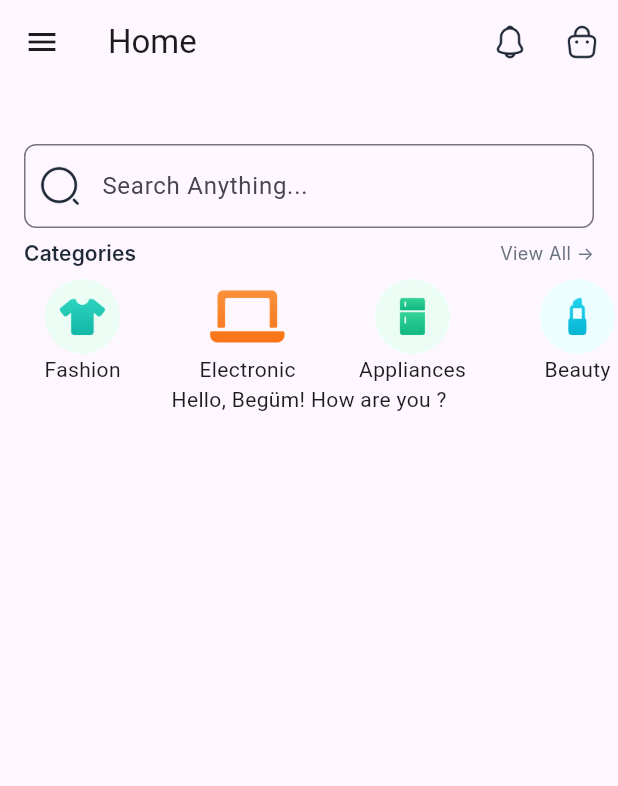
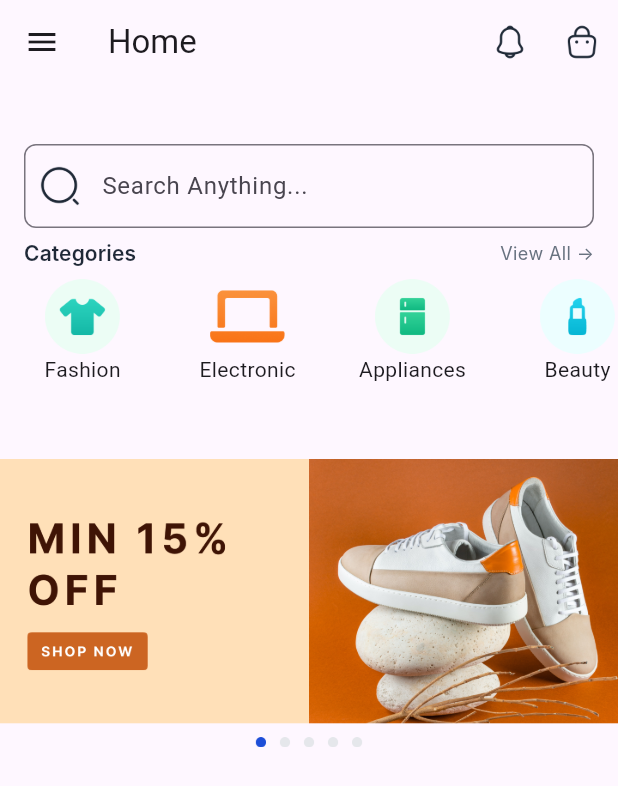
Before and after one commit to begumsasmaz/bee_store, a Flutter app: the screen it shows after launch, on a phone screen of 412 x 824 dp. Shown: the top 786 px of the screen. Run offline on Flutter 3.47's test engine with Material 3 defaults, Android fonts, the phone set to English and light mode, and no system bars; Roboto replaces fonts that are missing (Inter).

```diff
--- a/lib/main.dart
+++ b/lib/main.dart
@@ -140,7 +140,13 @@ class MyApp extends StatelessWidget {
                 ],
               ),
             ),
-            Text('Hello, $_name! How are you ?')
+            SizedBox(
+              height: 50,
+            ),
+            Image.asset(
+              "variables/shoes.png",
+              width: MediaQuery.of(context).size.width,
+            )
           ],
         ),
         drawer: Drawer(),
```
Also changed, not shown: variables/shoes.png (added).
